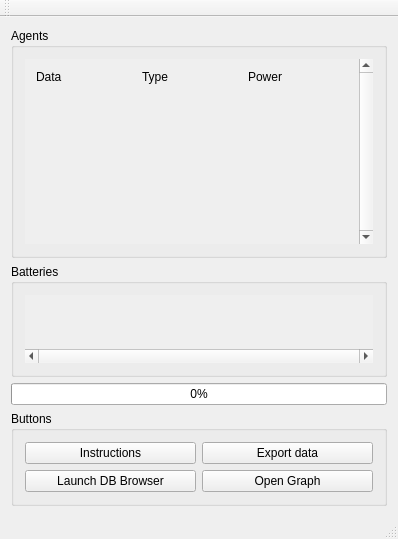
Qt form QCustomPlotTestVS/QCustomPlotTestVS/MainWindow.ui (killiansmyth17/fyp) before a commit.
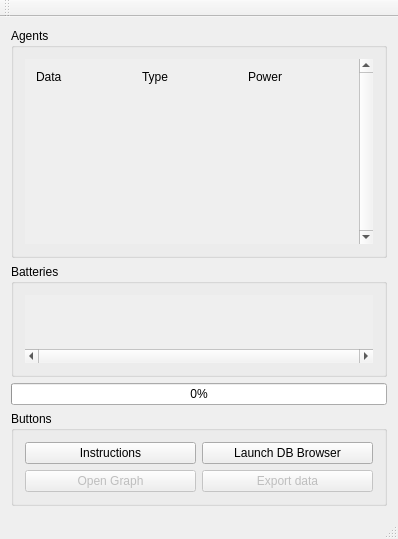
The same form after that commit.

Commit message: Completed smart batteries, added instruction window and buttons are greyed out until simulation completes

Patch:
```diff
--- a/QCustomPlotTestVS/QCustomPlotTestVS/MainWindow.ui
+++ b/QCustomPlotTestVS/QCustomPlotTestVS/MainWindow.ui
@@ -163,14 +163,17 @@
          </property>
         </widget>
        </item>
-       <item row="0" column="1">
-        <widget class="QPushButton" name="exportDataButton">
-         <property name="text">
-          <string>Export data</string>
-         </property>
-        </widget>
-       </item>
        <item row="1" column="0">
+        <widget class="QPushButton" name="openGraphButton">
+         <property name="enabled">
+          <bool>false</bool>
+         </property>
+         <property name="text">
+          <string>Open Graph</string>
+         </property>
+        </widget>
+       </item>
+       <item row="0" column="1">
         <widget class="QPushButton" name="launchDBBrowserButton">
          <property name="text">
           <string>Launch DB Browser</string>
@@ -178,9 +181,12 @@
         </widget>
        </item>
        <item row="1" column="1">
-        <widget class="QPushButton" name="openGraphButton">
+        <widget class="QPushButton" name="exportDataButton">
+         <property name="enabled">
+          <bool>false</bool>
+         </property>
          <property name="text">
-          <string>Open Graph</string>
+          <string>Export data</string>
          </property>
         </widget>
        </item>
```
The commit also changes 9 other files.
